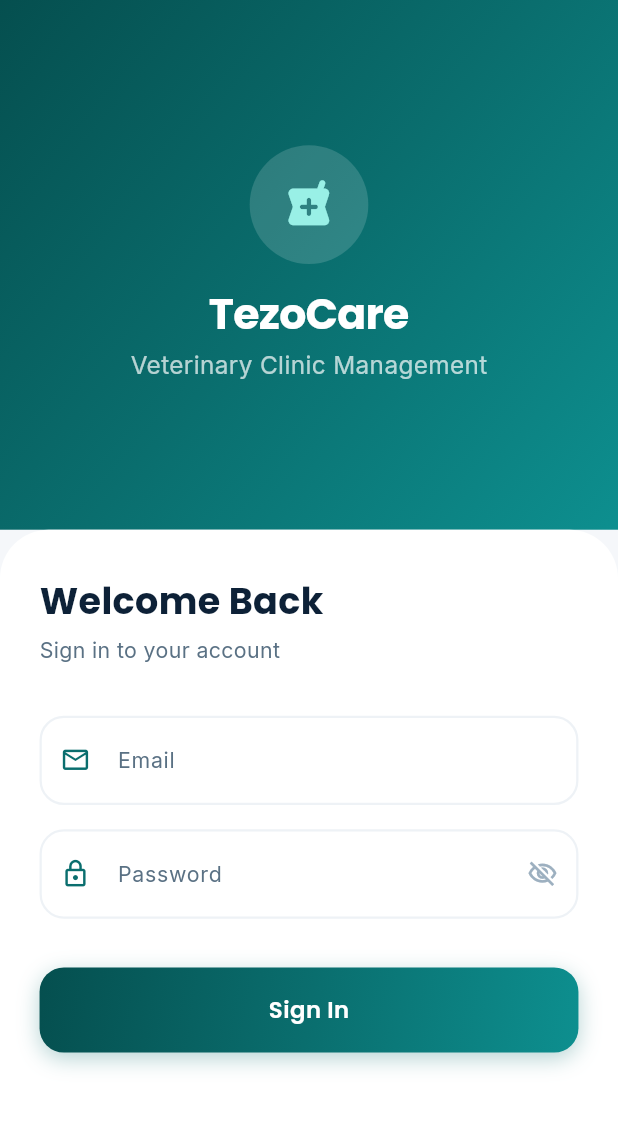
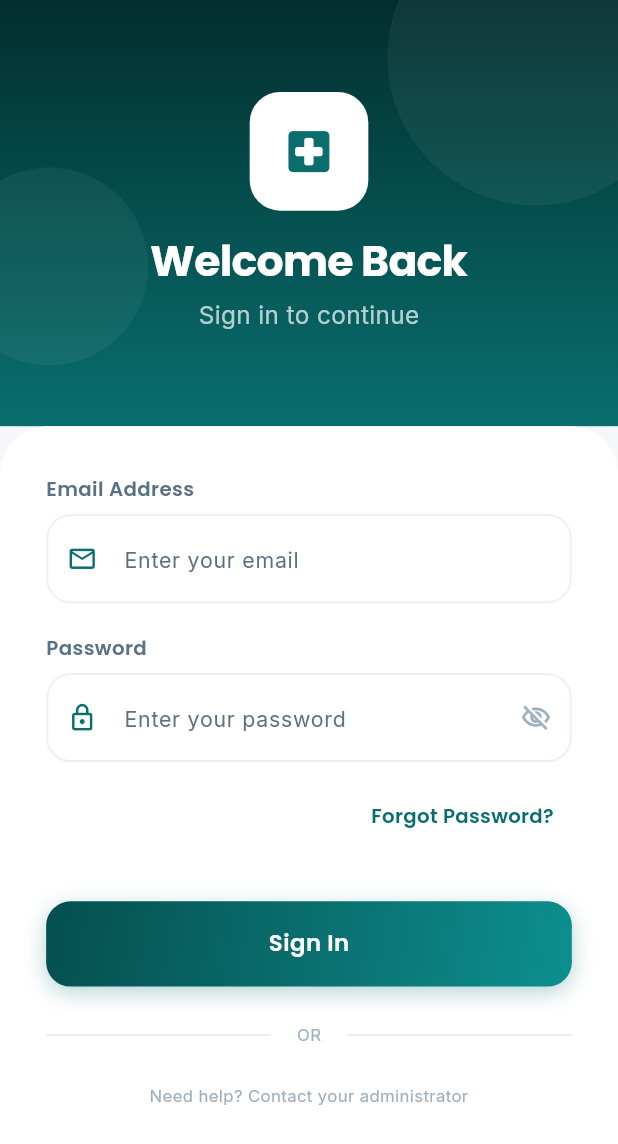
Before and after one commit to ezeoketochi/tezocare, a Flutter app: the screen it shows after launch, on a phone screen of 412 x 824 dp. Shown: the top 1144 px of the screen. Run offline on Flutter 3.47's test engine with Material 3 defaults, Android fonts, the phone set to English and light mode, and no system bars; drawn by our look-alikes of flutter_animate; our stand-ins replace dartz, dio, equatable, firebase_core, flutter_bloc, flutter_screenutil and 7 more; accounts and stored records are empty.

Commit message:
saving changes

```diff
--- a/tezocare_mobile/lib/features/auth/presentation/pages/login_page.dart
+++ b/tezocare_mobile/lib/features/auth/presentation/pages/login_page.dart
@@ -1,4 +1,5 @@
 import 'package:flutter/material.dart';
+import 'package:flutter_animate/flutter_animate.dart';
 import 'package:flutter_bloc/flutter_bloc.dart';
 import 'package:flutter_screenutil/flutter_screenutil.dart';
 import 'package:go_router/go_router.dart';
@@ -23,6 +24,7 @@ class _LoginPageState extends State<LoginPage> {
   final _formKey = GlobalKey<FormState>();
   final _emailController = TextEditingController();
   final _passwordController = TextEditingController();
+
   @override
   void dispose() {
     _emailController.dispose();
@@ -47,25 +49,52 @@ class _LoginPageState extends State<LoginPage> {
       body: BlocConsumer<AuthBloc, AuthState>(
         listener: (context, state) {
           if (state is AuthAuthenticated) {
+            AppToast.success(context, title: 'Login successful');
             context.go(RouteNames.dashboard);
           } else if (state is AuthError) {
             AppToast.error(context, title: state.message);
           } else if (state is AuthValidationError) {
-            final messages = state.errors.values.join('\n');
-            AppToast.warning(context, title: messages);
+            final firstError = state.errors.values.first;
+            AppToast.error(context, title: firstError);
           }
         },
         builder: (context, state) {
-          return SafeArea(
+          return SingleChildScrollView(
             child: Column(
               children: [
-                Expanded(
-                  flex: 3,
-                  child: Container(
+                Container(
+                  height: 280.h,
                   width: double.infinity,
                   decoration: const BoxDecoration(
-                      gradient: AppColors.primaryGradient,
+                    gradient: AppColors.splashGradient,
                   ),
+                  child: Stack(
+                    children: [
+                      Positioned(
+                        top: -60.h,
+                        right: -40.w,
+                        child: Container(
+                          width: 180.w,
+                          height: 180.w,
+                          decoration: BoxDecoration(
+                            shape: BoxShape.circle,
+                            color: Colors.white.withValues(alpha: 0.05),
+                          ),
+                        ),
+                      ),
+                      Positioned(
+                        bottom: 40.h,
+                        left: -30.w,
+                        child: Container(
+                          width: 120.w,
+                          height: 120.w,
+                          decoration: BoxDecoration(
+                            shape: BoxShape.circle,
+                            color: Colors.white.withValues(alpha: 0.05),
+                          ),
+                        ),
+                      ),
+                      Center(
                         child: Column(
                           mainAxisAlignment: MainAxisAlignment.center,
                           children: [
@@ -73,47 +102,56 @@ class _LoginPageState extends State<LoginPage> {
                               width: 72.w,
                               height: 72.w,
                               decoration: BoxDecoration(
-                            color: Colors.white.withValues(alpha: 0.15),
-                            shape: BoxShape.circle,
+                                color: AppColors.white,
+                                borderRadius: BorderRadius.circular(20.r),
                               ),
                               child: Icon(
-                            Icons.local_pharmacy_rounded,
+                                Icons.local_hospital_rounded,
                                 size: 36.sp,
-                            color: AppColors.accentLight,
+                                color: AppColors.primary,
                               ),
-                        ),
+                            )
+                                .animate()
+                                .fadeIn(duration: 500.ms)
+                                .scaleXY(begin: 0.8, end: 1),
                             SizedBox(height: 16.h),
                             Text(
-                          'TezoCare',
+                              'Welcome Back',
                               style: AppTextStyles.displayMedium.copyWith(
                                 color: AppColors.white,
                               ),
-                        ),
-                        SizedBox(height: 4.h),
+                            )
+                                .animate()
+                                .fadeIn(duration: 600.ms, delay: 100.ms)
+                                .slideY(begin: 0.2, end: 0),
+                            SizedBox(height: 6.h),
                             Text(
-                          'Veterinary Clinic Management',
+                              'Sign in to continue',
                               style: AppTextStyles.bodyLarge.copyWith(
                                 color: Colors.white.withValues(alpha: 0.7),
+                              ),
+                            )
+                                .animate()
+                                .fadeIn(duration: 600.ms, delay: 200.ms)
+                                .slideY(begin: 0.2, end: 0),
+                          ],
                         ),
                       ),
                     ],
                   ),
                 ),
-                ),
-                Expanded(
-                  flex: 4,
-                  child: Container(
+                Container(
                   width: double.infinity,
-                    decoration: BoxDecoration(
+                  decoration: const BoxDecoration(
                     color: AppColors.white,
                     borderRadius: BorderRadius.only(
-                        topLeft: Radius.circular(32.r),
-                        topRight: Radius.circular(32.r),
+                      topLeft: Radius.circular(32),
+                      topRight: Radius.circular(32),
                     ),
                   ),
-                    child: SingleChildScrollView(
+                  child: Padding(
                     padding: EdgeInsets.symmetric(
-                        horizontal: 24.w,
+                      horizontal: 28.w,
                       vertical: 32.h,
                     ),
                     child: Form(
@@ -122,18 +160,16 @@ class _LoginPageState extends State<LoginPage> {
                         crossAxisAlignment: CrossAxisAlignment.start,
                         children: [
                           Text(
-                              'Welcome Back',
-                              style: AppTextStyles.headlineLarge,
-                            ),
-                            SizedBox(height: 4.h),
-                            Text(
-                              'Sign in to your account',
-                              style: AppTextStyles.bodyMedium,
-                            ),
-                            SizedBox(height: 32.h),
+                            'Email Address',
+                            style: AppTextStyles.titleSmall,
+                          )
+                              .animate()
+                              .fadeIn(duration: 400.ms, delay: 300.ms)
+                              .slideY(begin: 0.2, end: 0),
+                          SizedBox(height: 8.h),
                           AppTextField(
                             controller: _emailController,
-                              label: 'Email',
+                            hint: 'Enter your email',
                             prefixIcon: Icon(
                               Icons.email_outlined,
                               size: 20.sp,
@@ -146,11 +182,22 @@ class _LoginPageState extends State<LoginPage> {
                               }
                               return null;
                             },
-                            ),
-                            SizedBox(height: 16.h),
+                          )
+                              .animate()
+                              .fadeIn(duration: 400.ms, delay: 400.ms)
+                              .slideY(begin: 0.2, end: 0),
+                          SizedBox(height: 20.h),
+                          Text(
+                            'Password',
+                            style: AppTextStyles.titleSmall,
+                          )
+                              .animate()
+                              .fadeIn(duration: 400.ms, delay: 500.ms)
+                              .slideY(begin: 0.2, end: 0),
+                          SizedBox(height: 8.h),
                           AppTextField(
                             controller: _passwordController,
-                              label: 'Password',
+                            hint: 'Enter your password',
                             prefixIcon: Icon(
                               Icons.lock_outlined,
                               size: 20.sp,
@@ -163,16 +210,74 @@ class _LoginPageState extends State<LoginPage> {
                               }
                               return null;
                             },
+                          )
+                              .animate()
+                              .fadeIn(duration: 400.ms, delay: 600.ms)
+                              .slideY(begin: 0.2, end: 0),
+                          SizedBox(height: 12.h),
+                          Align(
+                            alignment: Alignment.centerRight,
+                            child: TextButton(
+                              onPressed: () {},
+                              child: Text(
+                                'Forgot Password?',
+                                style: AppTextStyles.labelMedium.copyWith(
+                                  color: AppColors.primary,
+                                  fontWeight: FontWeight.w600,
                                 ),
+                              ),
+                            ),
+                          )
+                              .animate()
+                              .fadeIn(duration: 400.ms, delay: 700.ms),
                           SizedBox(height: 32.h),
                           AppButton(
                             label: 'Sign In',
                             onPressed: state is AuthLoading ? null : _onLogin,
                             isLoading: state is AuthLoading,
                             isDisabled: state is AuthLoading,
+                          )
+                              .animate()
+                              .fadeIn(duration: 400.ms, delay: 800.ms)
+                              .slideY(begin: 0.2, end: 0),
+                          SizedBox(height: 24.h),
+                          Row(
+                            children: [
+                              Expanded(
+                                child: Divider(
+                                  color: AppColors.textTertiary.withValues(alpha: 0.3),
+                                ),
+                              ),
+                              Padding(
+                                padding: EdgeInsets.symmetric(horizontal: 16.w),
+                                child: Text(
+                                  'OR',
+                                  style: AppTextStyles.caption.copyWith(
+                                    color: AppColors.textTertiary,
+                                  ),
+                                ),
+                              ),
+                              Expanded(
+                                child: Divider(
+                                  color: AppColors.textTertiary.withValues(alpha: 0.3),
+                                ),
                               ),
                             ],
+                          )
+                              .animate()
+                              .fadeIn(duration: 400.ms, delay: 900.ms),
+                          SizedBox(height: 24.h),
+                          Center(
+                            child: Text(
+                              'Need help? Contact your administrator',
+                              style: AppTextStyles.caption,
+                              textAlign: TextAlign.center,
                             ),
+                          )
+                              .animate()
+                              .fadeIn(duration: 400.ms, delay: 1000.ms),
+                          SizedBox(height: 32.h),
+                        ],
                       ),
                     ),
                   ),
--- a/tezocare_mobile/lib/injection_container.dart
+++ b/tezocare_mobile/lib/injection_container.dart
@@ -1,6 +1,7 @@
 import 'package:dio/dio.dart';
 import 'package:flutter_secure_storage/flutter_secure_storage.dart';
 import 'package:get_it/get_it.dart';
+import 'package:go_router/go_router.dart';
 import 'package:internet_connection_checker/internet_connection_checker.dart';
 import 'config/routes/app_router.dart';
 import 'core/network/dio_client.dart';
@@ -85,6 +86,7 @@ void _initCore() {
   );
 
   sl.registerLazySingleton<AppRouter>(() => AppRouter(secureStorage: sl()));
+  sl.registerLazySingleton<GoRouter>(() => sl<AppRouter>().router);
 }
 
 void _initAuth() {
```
Lines whose indentation alone changed are shown as unchanged.
